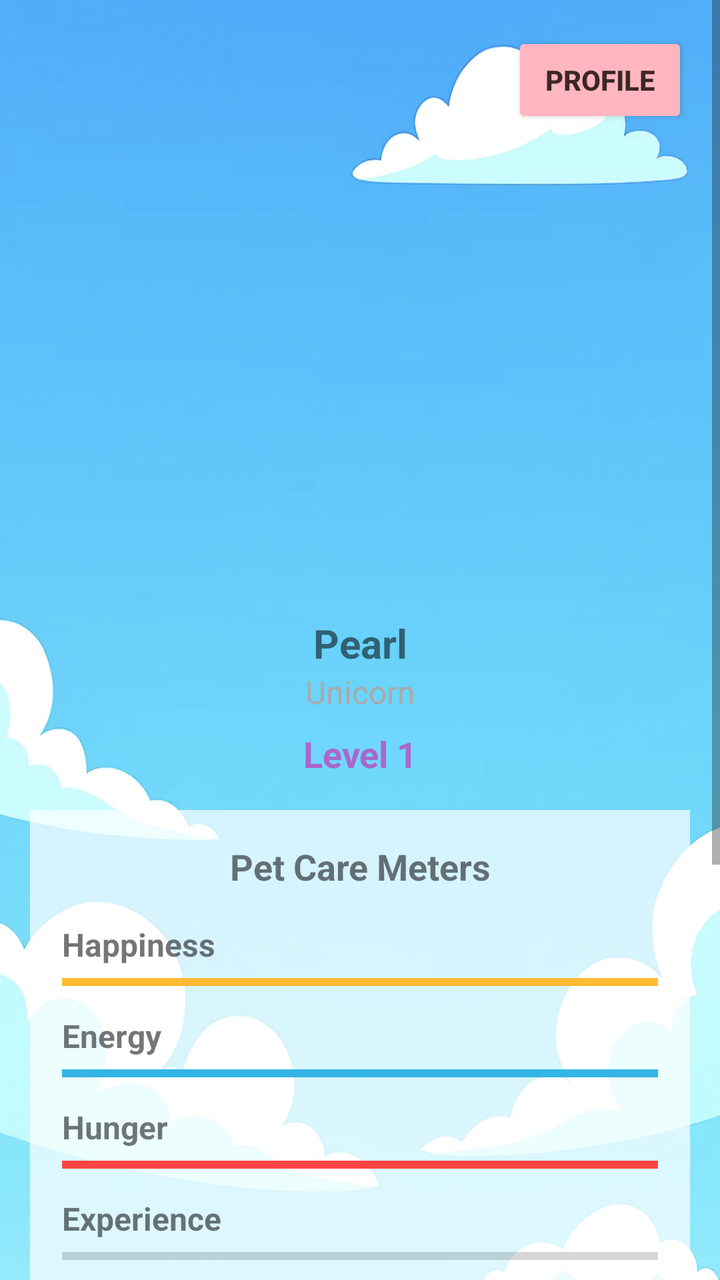
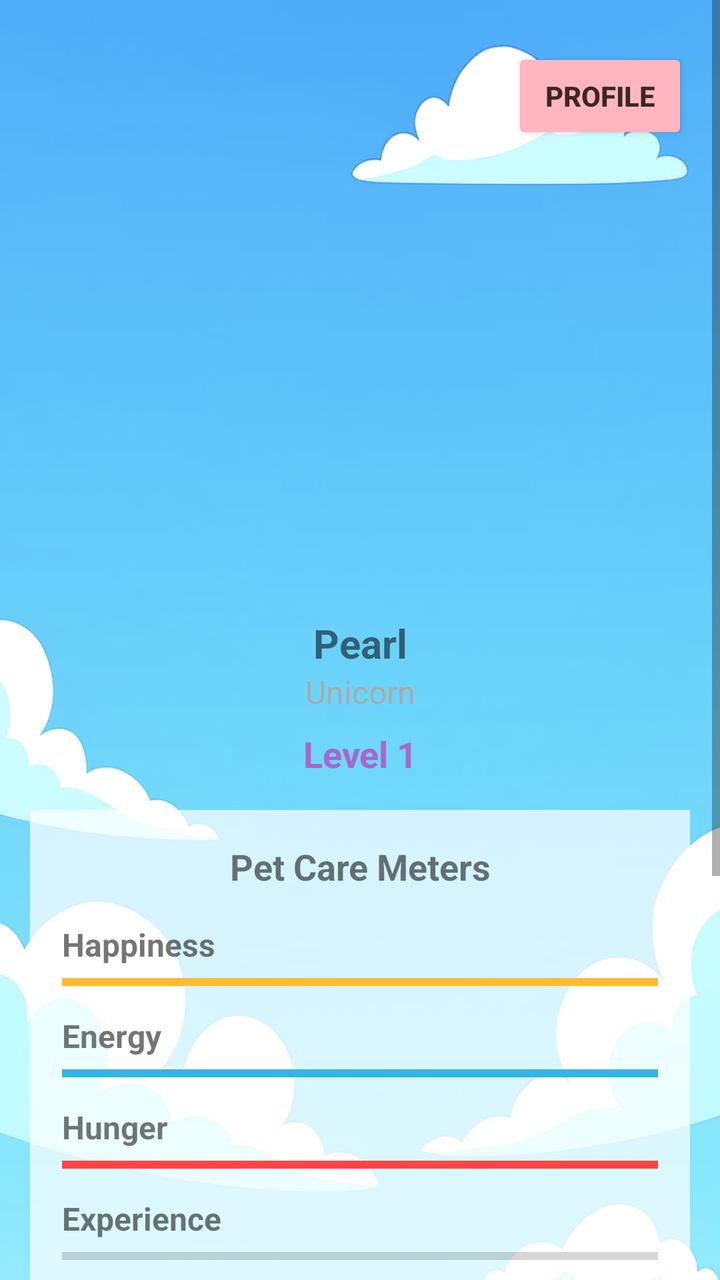

Two renders of the same Android screen: before a commit and after it. Below are the layout's source before the change and the commit's diff.
<!-- AndroidManifest.xml: activity theme Theme.AppCompat.Light.NoActionBar -->
<!-- res/layout/activity_pet.xml -->
<?xml version="1.0" encoding="utf-8"?>
<FrameLayout xmlns:android="http://schemas.android.com/apk/res/android"
    xmlns:app="http://schemas.android.com/apk/res-auto"
    xmlns:tools="http://schemas.android.com/tools"
    android:layout_width="match_parent"
    android:layout_height="match_parent"
    tools:context=".PetActivity">

<ScrollView
    android:layout_width="match_parent"
    android:layout_height="match_parent"
    android:fillViewport="true"
    android:background="@drawable/background">

    <LinearLayout
        android:layout_width="match_parent"
        android:layout_height="wrap_content"
        android:orientation="vertical"
        android:padding="15dp"
        android:gravity="center_horizontal">

        <TextView
            android:id="@+id/petTitle"
            android:layout_width="match_parent"
            android:layout_height="wrap_content"
            android:layout_marginBottom="50dp"
            android:gravity="center"
            android:textSize="20sp"
            android:textStyle="bold" />

        <ImageView
            android:id="@+id/petImage"
            android:layout_width="200dp"
            android:layout_height="200dp"
            android:layout_marginBottom="16dp"
            android:scaleType="centerInside" />

        <TextView
            android:id="@+id/petName"
            android:layout_width="match_parent"
            android:layout_height="wrap_content"
            android:text="Pearl"
            android:textSize="20sp"
            android:textStyle="bold"
            android:gravity="center" />

        <TextView
            android:id="@+id/petType"
            android:layout_width="match_parent"
            android:layout_height="wrap_content"
            android:text="Unicorn"
            android:textSize="16sp"
            android:textColor="@android:color/darker_gray"
            android:gravity="center"
            android:layout_marginBottom="8dp" />

        <TextView
            android:id="@+id/petLevel"
            android:layout_width="match_parent"
            android:layout_height="wrap_content"
            android:text="Level 1"
            android:textSize="18sp"
            android:textStyle="bold"
            android:textColor="@android:color/holo_purple"
            android:gravity="center"
            android:layout_marginBottom="16dp" />

        
        <LinearLayout
            android:layout_width="match_parent"
            android:layout_height="wrap_content"
            android:orientation="vertical"
            android:background="#B3FFFFFF"
            android:padding="16dp"
            android:layout_marginBottom="8dp">

            <TextView
                android:id="@+id/sectionTitleMeters"
                android:layout_width="match_parent"
                android:layout_height="wrap_content"
                android:text="Pet Care Meters"
                android:textSize="18sp"
                android:textStyle="bold"
                android:gravity="center_horizontal"
                android:layout_marginBottom="8dp" />

            
            <TextView
                android:id="@+id/labelHappiness"
                android:layout_width="match_parent"
                android:layout_height="wrap_content"
                android:text="Happiness"
                android:textStyle="bold"
                android:textSize="16sp"
                android:layout_marginTop="8dp" />

            <ProgressBar
                android:id="@+id/happinessProg"
                style="?android:attr/progressBarStyleHorizontal"
                android:layout_width="match_parent"
                android:layout_height="wrap_content"
                android:progress="100"
                android:max="100"
                android:progressTint="@android:color/holo_orange_light" />

            
            <TextView
                android:id="@+id/labelEnergy"
                android:layout_width="match_parent"
                android:layout_height="wrap_content"
                android:text="Energy"
                android:textStyle="bold"
                android:textSize="16sp"
                android:layout_marginTop="8dp" />

            <ProgressBar
                android:id="@+id/energyProg"
                style="?android:attr/progressBarStyleHorizontal"
                android:layout_width="match_parent"
                android:layout_height="wrap_content"
                android:progress="100"
                android:max="100"
                android:progressTint="@android:color/holo_blue_light" />

            
            <TextView
                android:id="@+id/labelHunger"
                android:layout_width="match_parent"
                android:layout_height="wrap_content"
                android:text="Hunger"
                android:textStyle="bold"
                android:textSize="16sp"
                android:layout_marginTop="8dp" />

            <ProgressBar
                android:id="@+id/hungerProg"
                style="?android:attr/progressBarStyleHorizontal"
                android:layout_width="match_parent"
                android:layout_height="wrap_content"
                android:progress="100"
                android:max="100"
                android:progressTint="@android:color/holo_red_light" />

            
            <TextView
                android:id="@+id/labelXP"
                android:layout_width="match_parent"
                android:layout_height="wrap_content"
                android:text="Experience"
                android:textStyle="bold"
                android:textSize="16sp"
                android:layout_marginTop="8dp" />

            <ProgressBar
                android:id="@+id/xpProg"
                style="?android:attr/progressBarStyleHorizontal"
                android:layout_width="match_parent"
                android:layout_height="wrap_content"
                android:progress="0"
                android:max="100"
                android:progressTint="@android:color/holo_purple" />

            <TextView
                android:id="@+id/maxLevelText"
                android:layout_width="match_parent"
                android:layout_height="wrap_content"
                android:text="⭐ Max Level Reached! ⭐"
                android:textSize="16sp"
                android:textStyle="bold"
                android:textColor="@android:color/holo_orange_dark"
                android:gravity="center"
                android:padding="8dp"
                android:visibility="gone" />

        </LinearLayout>

        
        <View
            android:layout_width="match_parent"
            android:layout_height="1dp"
            android:background="?android:attr/listDivider"
            android:layout_marginVertical="16dp" />

        
        <TextView
            android:id="@+id/actionsTitle"
            android:layout_width="match_parent"
            android:layout_height="wrap_content"
            android:text="Pet Actions"
            android:textSize="18sp"
            android:textStyle="bold"
            android:gravity="center"
            android:layout_marginBottom="8dp" />

        <LinearLayout
            android:layout_width="match_parent"
            android:layout_height="wrap_content"
            android:orientation="vertical"
            android:gravity="center_horizontal">


            <LinearLayout
                android:layout_width="match_parent"
                android:layout_height="wrap_content"
                android:orientation="horizontal"
                android:gravity="center"
                android:layout_marginBottom="12dp">

                <Button
                    android:id="@+id/feedButton"
                    android:layout_width="0dp"
                    android:layout_height="60dp"
                    android:layout_weight="1"
                    android:layout_marginEnd="8dp"
                    android:backgroundTint="#FFB6C1"
                    android:textColor="#3E2723"
                    android:text="Feed (+ Hunger)"
                    android:textSize="14sp"
                    android:textStyle="bold" />

                <Button
                    android:id="@+id/tuckInButton"
                    android:layout_width="0dp"
                    android:layout_height="60dp"
                    android:layout_weight="1"
                    android:layout_marginStart="8dp"
                    android:backgroundTint="#FFB6C1"
                    android:textColor="#3E2723"
                    android:text="Tuck-in (Full Energy)"
                    android:textSize="14sp"
                    android:textStyle="bold" />
            </LinearLayout>


            <LinearLayout
                android:layout_width="match_parent"
                android:layout_height="wrap_content"
                android:orientation="horizontal"
                android:gravity="center"
                android:layout_marginBottom="12dp">

                <Button
                    android:id="@+id/upgradePetButton"
                    android:layout_width="0dp"
                    android:layout_height="60dp"
                    android:layout_weight="1"
                    android:layout_marginEnd="8dp"
                    android:visibility="gone"
                    android:backgroundTint="#FFB6C1"
                    android:textColor="#3E2723"
                    android:text="⭐ Upgrade Pet ⭐"
                    android:textSize="14sp"
                    android:textStyle="bold" />

                <Button
                    android:id="@+id/breatheFireButton"
                    android:layout_width="0dp"
                    android:layout_height="60dp"
                    android:layout_weight="1"
                    android:layout_marginStart="8dp"
                    android:visibility="gone"
                    android:backgroundTint="#FFB6C1"
                    android:textColor="#3E2723"
                    android:text="Breathe Fire"
                    android:textSize="14sp"
                    android:textStyle="bold" />
            </LinearLayout>


            <LinearLayout
                android:layout_width="match_parent"
                android:layout_height="wrap_content"
                android:orientation="horizontal"
                android:gravity="center"
                android:layout_marginBottom="12dp">

                <Button
                    android:id="@+id/tellStoryButton"
                    android:layout_width="0dp"
                    android:layout_height="60dp"
                    android:layout_weight="1"
                    android:layout_marginEnd="8dp"
                    android:visibility="gone"
                    android:backgroundTint="#FFB6C1"
                    android:textColor="#3E2723"
                    android:text="Tell Magical Story"
                    android:textSize="14sp"
                    android:textStyle="bold" />

                <Button
                    android:id="@+id/chatButton"
                    android:layout_width="0dp"
                    android:layout_height="60dp"
                    android:layout_weight="1"
                    android:layout_marginStart="8dp"
                    android:backgroundTint="#FFB6C1"
                    android:textColor="#3E2723"
                    android:text="Chat with Pet"
                    android:textSize="14sp"
                    android:textStyle="bold" />
            </LinearLayout>

        </LinearLayout>


        <TextView
            android:id="@+id/statusText"
            android:layout_width="match_parent"
            android:layout_height="wrap_content"
            android:text="Your pet is waiting for you!"
            android:textSize="14sp"
            android:gravity="center"
            android:layout_marginTop="16dp"
            android:padding="8dp"
            android:background="?android:attr/selectableItemBackground" />

    </LinearLayout>

</ScrollView>


<Button
    android:id="@+id/userProfileButton"
    android:layout_width="wrap_content"
    android:layout_height="wrap_content"
    android:layout_gravity="top|end"
    android:layout_margin="16dp"
    android:text="PROFILE"
    android:textSize="14sp"
    android:textStyle="bold"
    android:paddingStart="16dp"
    android:paddingEnd="16dp"
    android:paddingTop="8dp"
    android:paddingBottom="8dp"
    android:backgroundTint="#FFB6C1"
    android:textColor="#3E2723"
    android:elevation="4dp" />

</FrameLayout>
<!-- resources referenced by this layout -->
<resources>
  <!-- drawable background: png bitmap (drawable, 375348 bytes) -->
</resources>

<!-- the commit's change to res/layout/activity_pet.xml (unified diff, before → after) -->
@@ -232,73 +232,57 @@
             </LinearLayout>
 
 
-            <LinearLayout
-                android:layout_width="match_parent"
-                android:layout_height="wrap_content"
-                android:orientation="horizontal"
-                android:gravity="center"
-                android:layout_marginBottom="12dp">
-
-                <Button
-                    android:id="@+id/upgradePetButton"
-                    android:layout_width="0dp"
-                    android:layout_height="60dp"
-                    android:layout_weight="1"
-                    android:layout_marginEnd="8dp"
-                    android:visibility="gone"
-                    android:backgroundTint="#FFB6C1"
-                    android:textColor="#3E2723"
-                    android:text="⭐ Upgrade Pet ⭐"
-                    android:textSize="14sp"
-                    android:textStyle="bold" />
-
-                <Button
-                    android:id="@+id/breatheFireButton"
-                    android:layout_width="0dp"
-                    android:layout_height="60dp"
-                    android:layout_weight="1"
-                    android:layout_marginStart="8dp"
-                    android:visibility="gone"
-                    android:backgroundTint="#FFB6C1"
-                    android:textColor="#3E2723"
-                    android:text="Breathe Fire"
-                    android:textSize="14sp"
-                    android:textStyle="bold" />
-            </LinearLayout>
-
-
-            <LinearLayout
-                android:layout_width="match_parent"
-                android:layout_height="wrap_content"
-                android:orientation="horizontal"
-                android:gravity="center"
-                android:layout_marginBottom="12dp">
-
-                <Button
-                    android:id="@+id/tellStoryButton"
-                    android:layout_width="0dp"
-                    android:layout_height="60dp"
-                    android:layout_weight="1"
-                    android:layout_marginEnd="8dp"
-                    android:visibility="gone"
-                    android:backgroundTint="#FFB6C1"
-                    android:textColor="#3E2723"
-                    android:text="Tell Magical Story"
-                    android:textSize="14sp"
-                    android:textStyle="bold" />
-
-                <Button
-                    android:id="@+id/chatButton"
-                    android:layout_width="0dp"
-                    android:layout_height="60dp"
-                    android:layout_weight="1"
-                    android:layout_marginStart="8dp"
-                    android:backgroundTint="#FFB6C1"
-                    android:textColor="#3E2723"
-                    android:text="Chat with Pet"
-                    android:textSize="14sp"
-                    android:textStyle="bold" />
-            </LinearLayout>
+            
+            <Button
+                android:id="@+id/upgradePetButton"
+                android:layout_width="match_parent"
+                android:layout_height="60dp"
+                android:layout_marginBottom="12dp"
+                android:visibility="gone"
+                android:backgroundTint="#FFB6C1"
+                android:textColor="#3E2723"
+                android:text="⭐ Upgrade Pet ⭐"
+                android:textSize="14sp"
+                android:textStyle="bold" />
+
+            
+            <Button
+                android:id="@+id/breatheFireButton"
+                android:layout_width="match_parent"
+                android:layout_height="60dp"
+                android:layout_marginBottom="12dp"
+                android:visibility="gone"
+                android:backgroundTint="#FFB6C1"
+                android:textColor="#3E2723"
+                android:text="Breathe Fire"
+                android:textSize="14sp"
+                android:textStyle="bold" />
+
+
+            
+            <Button
+                android:id="@+id/tellStoryButton"
+                android:layout_width="match_parent"
+                android:layout_height="60dp"
+                android:layout_marginBottom="12dp"
+                android:visibility="gone"
+                android:backgroundTint="#FFB6C1"
+                android:textColor="#3E2723"
+                android:text="Tell Magical Story"
+                android:textSize="14sp"
+                android:textStyle="bold" />
+
+            
+            <Button
+                android:id="@+id/chatButton"
+                android:layout_width="match_parent"
+                android:layout_height="60dp"
+                android:layout_marginBottom="12dp"
+                android:backgroundTint="#FFB6C1"
+                android:textColor="#3E2723"
+                android:text="Chat with Pet"
+                android:textSize="14sp"
+                android:textStyle="bold" />
 
         </LinearLayout>
 
@@ -324,7 +308,8 @@
     android:layout_width="wrap_content"
     android:layout_height="wrap_content"
     android:layout_gravity="top|end"
-    android:layout_margin="16dp"
+    android:layout_marginTop="24dp"
+    android:layout_marginEnd="16dp"
     android:text="PROFILE"
     android:textSize="14sp"
     android:textStyle="bold"
